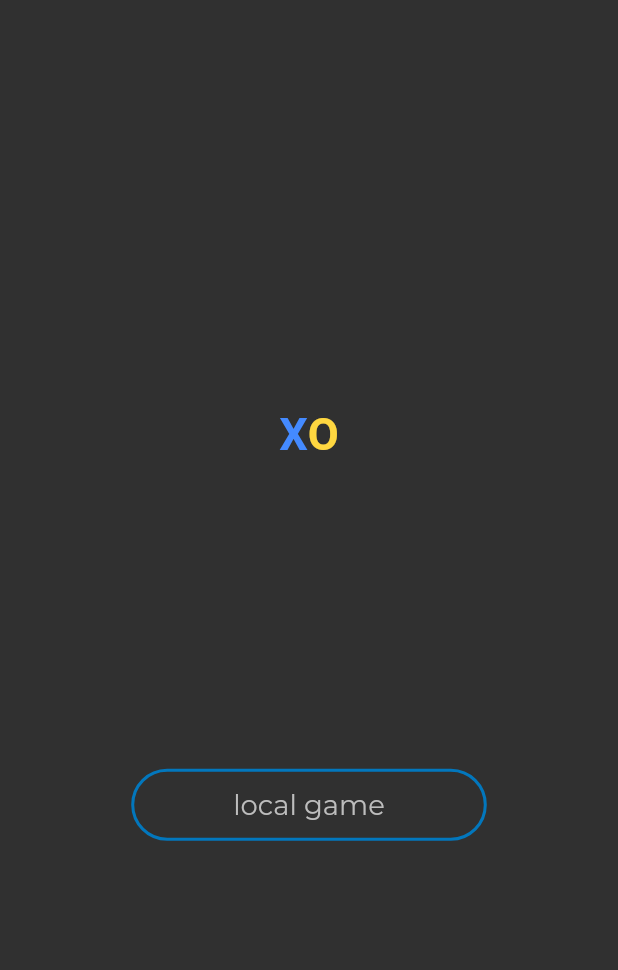
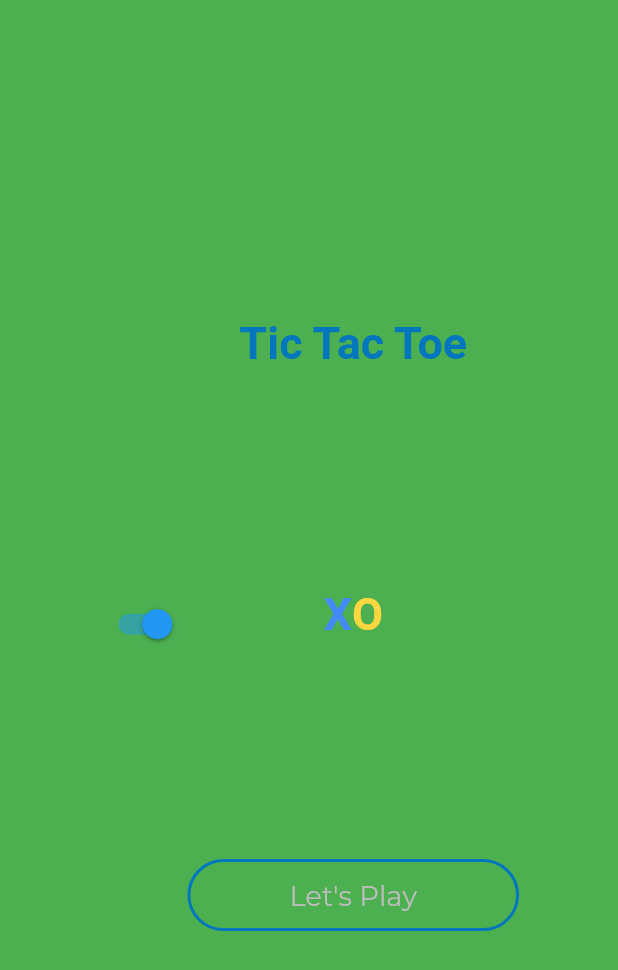
Before and after one commit to shivkanyawaman4/Tic-Tac-Toe, a Flutter app: the screen it shows after launch, on a phone screen of 412 x 824 dp. Shown: the top 970 px of the screen. Run offline on Flutter 3.47's test engine with Material 2 defaults, Android fonts, the phone set to English and light mode, and no system bars.

Commit message:
:blossom:

```diff
--- a/lib/main.dart
+++ b/lib/main.dart
@@ -1,4 +1,5 @@
 import 'package:flutter/material.dart';
+import 'package:flutter/scheduler.dart';
 import 'package:flutter/services.dart' as service;
 import 'package:provider/provider.dart';
 import 'package:tictactoe/views/game.dart';
@@ -18,7 +19,21 @@ void main() {
   );
 }
 
-class MyApp extends StatelessWidget {
+class MyApp extends StatefulWidget {
+  @override
+  State<MyApp> createState() => _MyAppState();
+}
+
+class _MyAppState extends State<MyApp> {
+  // final ThemeData _light = ThemeData.light().copyWith(
+  //   primaryColor: Colors.green,
+  //   scaffoldBackgroundColor: Colors.green
+  // );
+  // final ThemeData _dark = ThemeData.dark().copyWith(
+  //   primaryColor: Colors.blueGrey,
+  //   scaffoldBackgroundColor: Colors.grey[850],
+  // );
+  final bool _isDark = false;
   @override
   Widget build(BuildContext context) {
     service.SystemChrome.setPreferredOrientations([
@@ -26,6 +41,9 @@ class MyApp extends StatelessWidget {
       service.DeviceOrientation.portraitDown,
     ]);
     return MaterialApp(
+        darkTheme: ThemeData(scaffoldBackgroundColor: Colors.grey[850]),
+        theme: ThemeData(scaffoldBackgroundColor: Colors.green),
+        themeMode: _isDark ? ThemeMode.dark : ThemeMode.light,
         debugShowCheckedModeBanner: false,
         initialRoute: '/',
         routes: {
--- a/lib/views/game.dart
+++ b/lib/views/game.dart
@@ -29,6 +29,9 @@ class Game extends StatelessWidget {
     return Scaffold(
       appBar: AppBar(
         backgroundColor: Colors.grey[850],
+        title:  Widgets.textField(
+                          text: 'Tic Tac Toe', shapeSize: 20, color:  Colors.white,),
+
         leading: IconButton(
             onPressed: () {
               context.read<GameProvider>().restartGame();
--- a/lib/views/home.dart
+++ b/lib/views/home.dart
@@ -3,14 +3,20 @@ import 'package:provider/src/provider.dart';
 import 'package:tictactoe/providers/game_provider.dart';
 import 'package:tictactoe/widgets/widgets.dart';
 
-class Home extends StatelessWidget {
+class Home extends StatefulWidget {
+  @override
+  State<Home> createState() => _HomeState();
+}
+
+class _HomeState extends State<Home> {
+  bool _isDark = true;
+
   @override
   Widget build(BuildContext context) {
     final Size size = MediaQuery.of(context).size;
     final GameProvider state = context.watch<GameProvider>();
 
     return Scaffold(
-      backgroundColor: Colors.grey[850],
       body: SafeArea(
         child: Container(
           padding: EdgeInsets.only(
@@ -18,9 +24,17 @@ class Home extends StatelessWidget {
           child: Row(
             mainAxisAlignment: MainAxisAlignment.center,
             children: [
+              Switch(value: _isDark,
+                  onChanged: (v) {
+                    setState(() {
+                      _isDark = !_isDark;
+                    });
+                  },),
               Column(
                 mainAxisAlignment: MainAxisAlignment.spaceEvenly,
                 children: [
+                Widgets.textField(
+                          text: 'Tic Tac Toe', shapeSize: 30, color:  Colors.lightBlue[800]),
                   Row(
                     children: [
                       Widgets.textField(
@@ -43,7 +57,7 @@ class Home extends StatelessWidget {
                       padding: const EdgeInsets.symmetric(
                           horizontal: 60, vertical: 5),
                       child: Text(
-                        'local game',
+                        "Let's Play",
                         style: TextStyle(
                           color: Colors.grey[400],
                           fontFamily: 'Montserrat',
```
